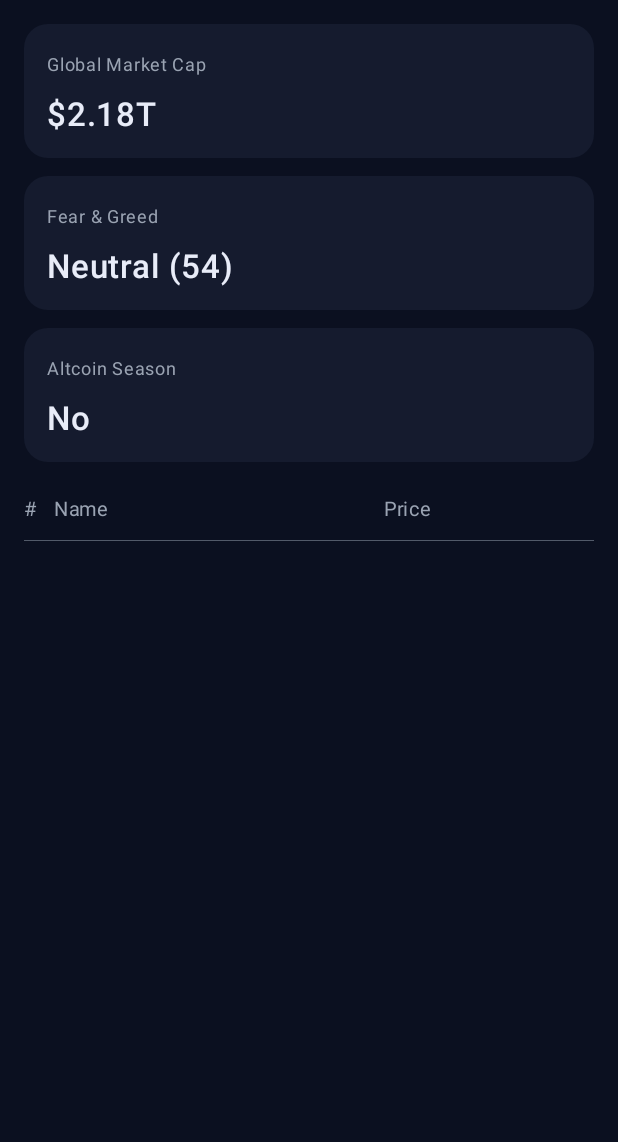
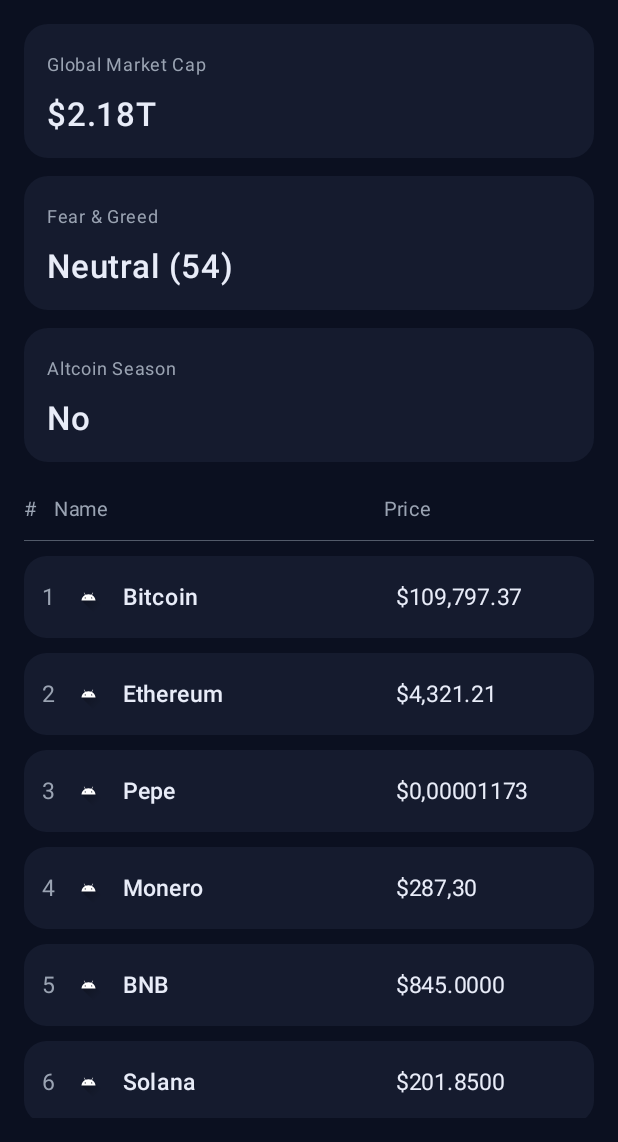
Before and after one commit to dxvm0n/ERamirezCoinShere, an Android app built with Jetpack Compose: the screen it shows after launch (MainActivity), on a phone screen of 412 x 824 dp, the part 94-1236 px from its top. Run offline under Robolectric (Android 15) with nearby library versions, the phone set to English and light mode, and no system bars; pictures from the network do not load.

Commit message:
v2 - Se agrego el componente que carga a las tarjetas que contienen la informacion de la crypto y se agrego cada crypto a la vista de home, tambien se añadio un placeholder para manejar los errores de carga de imagenes desde URLs

```diff
--- a/app/src/main/AndroidManifest.xml
+++ b/app/src/main/AndroidManifest.xml
@@ -1,6 +1,8 @@
 <?xml version="1.0" encoding="utf-8"?>
 <manifest xmlns:android="http://schemas.android.com/apk/res/android"
     xmlns:tools="http://schemas.android.com/tools">
+
+    <uses-permission android:name="android.permission.INTERNET" />
 
     <application
         android:allowBackup="true"
@@ -10,7 +12,9 @@
         android:label="@string/app_name"
         android:roundIcon="@mipmap/ic_launcher_round"
         android:supportsRtl="true"
+        android:usesCleartextTraffic="true"
         android:theme="@style/Theme.CoinSphere">
+
         <activity
             android:name=".MainActivity"
             android:exported="true"
--- a/app/src/main/java/com/example/coinsphere/MainActivity.kt
+++ b/app/src/main/java/com/example/coinsphere/MainActivity.kt
@@ -9,6 +9,7 @@ import androidx.activity.enableEdgeToEdge
 import androidx.compose.foundation.background
 import androidx.compose.foundation.layout.*
 import androidx.compose.foundation.lazy.LazyColumn
+import androidx.compose.foundation.lazy.itemsIndexed
 import androidx.compose.foundation.shape.RoundedCornerShape
 import androidx.compose.material3.*
 import androidx.compose.material3.HorizontalDivider
@@ -18,7 +19,9 @@ import androidx.compose.ui.Alignment
 import androidx.compose.ui.Modifier
 import androidx.compose.ui.draw.clip
 import androidx.compose.ui.graphics.Color
+import androidx.compose.ui.res.painterResource
 import androidx.compose.ui.text.font.FontWeight
+import androidx.compose.ui.text.style.TextOverflow
 import androidx.compose.ui.tooling.preview.Preview
 import androidx.compose.ui.unit.Dp
 import androidx.compose.ui.unit.dp
@@ -58,9 +61,12 @@ fun ImagenInternet(url: String, tamano: Dp = 22.dp) {
         contentDescription = null,
         modifier = Modifier
             .size(tamano)
-            .clip(RoundedCornerShape(6.dp))
+            .clip(RoundedCornerShape(6.dp)),
+        placeholder = painterResource(id = R.drawable.ic_launcher_foreground),
+        error = painterResource(id = R.drawable.ic_launcher_foreground)
     )
 }
+
 
 @Composable
 fun Home() {
@@ -74,7 +80,7 @@ fun Home() {
             Cripto("Solana", "$201.8500", "https://cryptologos.cc/logos/solana-sol-logo.png?v=030"),
             Cripto("USDC", "$0.9998", "https://cryptologos.cc/logos/usd-coin-usdc-logo.png?v=030"),
             Cripto("Dogecoin", "$0.1320", "https://cryptologos.cc/logos/dogecoin-doge-logo.png?v=030"),
-            Cripto("TRON", "$0.3630", "https://cryptologos.cc/logos/tron-trx-logo.png?v=030"),
+            Cripto("TestLogo", "$123", "https://cryptologos.cc/logos/tron-trx-logo.png?v=030")
         )
     }
 
@@ -118,6 +124,11 @@ fun Home() {
                 color = TextDim.copy(alpha = 0.5f)
             )
         }
+
+        itemsIndexed(listaCrypto) { index, coin ->
+            crypto(index + 1, coin)
+            Spacer(Modifier.height(10.dp))
+        }
     }
 }
 
@@ -132,6 +143,51 @@ fun globalinfo(titulo: String, valor: String) {
             Text(titulo, color = TextDim, fontSize = 12.sp)
             Spacer(Modifier.height(8.dp))
             Text(valor, color = TextMain, fontSize = 22.sp, fontWeight = FontWeight.SemiBold)
+        }
+    }
+}
+
+@Composable
+fun crypto(posicion: Int, cripto: Cripto) {
+    Card(
+        modifier = Modifier.fillMaxWidth(),
+        colors = CardDefaults.cardColors(containerColor = Surface),
+        shape = RoundedCornerShape(15.dp)
+    ) {
+        Row(
+            Modifier
+                .fillMaxWidth()
+                .padding(horizontal = 12.dp, vertical = 15.dp),
+            verticalAlignment = Alignment.CenterVertically
+        ) {
+            Text(
+                text = posicion.toString(),
+                color = TextDim,
+                fontSize = 15.sp,
+                modifier = Modifier.width(20.dp)
+            )
+
+            ImagenInternet(url = cripto.logoUrl)
+
+            Spacer(Modifier.width(12.dp))
+
+            Text(
+                text = cripto.nombre,
+                color = TextMain,
+                fontSize = 15.sp,
+                fontWeight = FontWeight.Medium,
+                modifier = Modifier.weight(1f),
+                maxLines = 1,
+                overflow = TextOverflow.Ellipsis
+            )
+
+            Text(
+                text = cripto.precio,
+                color = TextMain,
+                fontSize = 15.sp,
+                modifier = Modifier.width(120.dp),
+                textAlign = androidx.compose.ui.text.style.TextAlign.Start
+            )
         }
     }
 }
```
